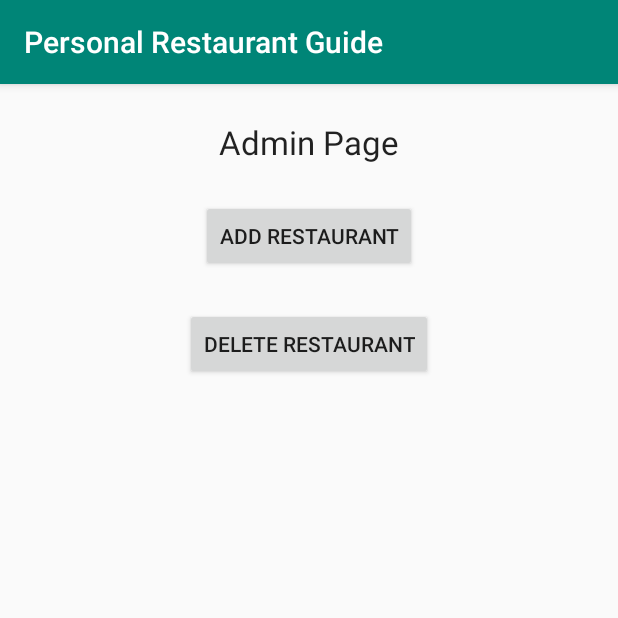
After one commit to munazchat/Restaurant_Service_APP, an Android app: the AdminActivity screen opened directly, with no data from a screen before it, on a phone screen of 412 x 824 dp, the top half of it. The commit adds this screen. Run offline under Robolectric (Android 15) with nearby library versions, the phone set to English and light mode, and no system bars.

Commit message:
adds rough ui for admin page

```diff
--- a/app/src/main/AndroidManifest.xml
+++ b/app/src/main/AndroidManifest.xml
@@ -9,6 +9,7 @@
         android:roundIcon="@mipmap/ic_launcher_round"
         android:supportsRtl="true"
         android:theme="@style/AppTheme">
+        <activity android:name=".activity.AdminActivity"></activity>
         <activity android:name=".activity.SearchActivity">
             <intent-filter>
                 <action android:name="android.intent.action.MAIN" />
@@ -18,7 +19,6 @@
         </activity>
         <activity android:name=".activity.RestaurantListActivity" />
         <activity android:name=".activity.RestaurantActivity" />
-
     </application>
 
 </manifest>
--- /dev/null
+++ b/app/src/main/java/ca/gbc/comp3074/personalrestaurantguide/activity/AdminActivity.java
@@ -0,0 +1,16 @@
+package ca.gbc.comp3074.personalrestaurantguide.activity;
+
+import androidx.appcompat.app.AppCompatActivity;
+
+import android.os.Bundle;
+
+import ca.gbc.comp3074.personalrestaurantguide.R;
+
+public class AdminActivity extends AppCompatActivity {
+
+    @Override
+    protected void onCreate(Bundle savedInstanceState) {
+        super.onCreate(savedInstanceState);
+        setContentView(R.layout.activity_admin);
+    }
+}
--- /dev/null
+++ b/app/src/main/res/layout/activity_admin.xml
@@ -0,0 +1,39 @@
+<?xml version="1.0" encoding="utf-8"?>
+<androidx.constraintlayout.widget.ConstraintLayout xmlns:android="http://schemas.android.com/apk/res/android"
+    xmlns:app="http://schemas.android.com/apk/res-auto"
+    xmlns:tools="http://schemas.android.com/tools"
+    android:layout_width="match_parent"
+    android:layout_height="match_parent"
+    tools:context=".activity.AdminActivity">
+
+    <TextView
+        android:id="@+id/admin_title"
+        android:layout_width="wrap_content"
+        android:layout_height="wrap_content"
+        android:text="Admin Page"
+        android:textAppearance="@style/TextAppearance.AppCompat.Large"
+        app:layout_constraintStart_toStartOf="parent"
+        app:layout_constraintTop_toTopOf="parent"
+        app:layout_constraintEnd_toEndOf="parent"
+        android:layout_marginTop="24dp"/>
+
+    <Button
+        android:id="@+id/add_restaurant"
+        android:layout_width="wrap_content"
+        android:layout_height="wrap_content"
+        android:text="add restaurant"
+        app:layout_constraintStart_toStartOf="parent"
+        app:layout_constraintEnd_toEndOf="parent"
+        app:layout_constraintTop_toBottomOf="@+id/admin_title"
+        android:layout_marginTop="24dp"/>
+
+    <Button
+        android:id="@+id/delete_restaurant"
+        android:layout_width="wrap_content"
+        android:layout_height="wrap_content"
+        android:text="delete restaurant"
+        app:layout_constraintStart_toStartOf="parent"
+        app:layout_constraintEnd_toEndOf="parent"
+        app:layout_constraintTop_toBottomOf="@+id/add_restaurant"
+        android:layout_marginTop="24dp"/>
+</androidx.constraintlayout.widget.ConstraintLayout>
--- a/app/src/main/res/values/strings.xml
+++ b/app/src/main/res/values/strings.xml
@@ -1,7 +1,7 @@
 <resources>
     <string name="app_name">Personal Restaurant Guide</string>
 
-    <string-array name="restauranttypes"  >
+    <string-array name="restauranttypes">
         <item>Fast Food</item>
         <item>Fast Casual</item>
         <item>Casual Dining</item>
```
